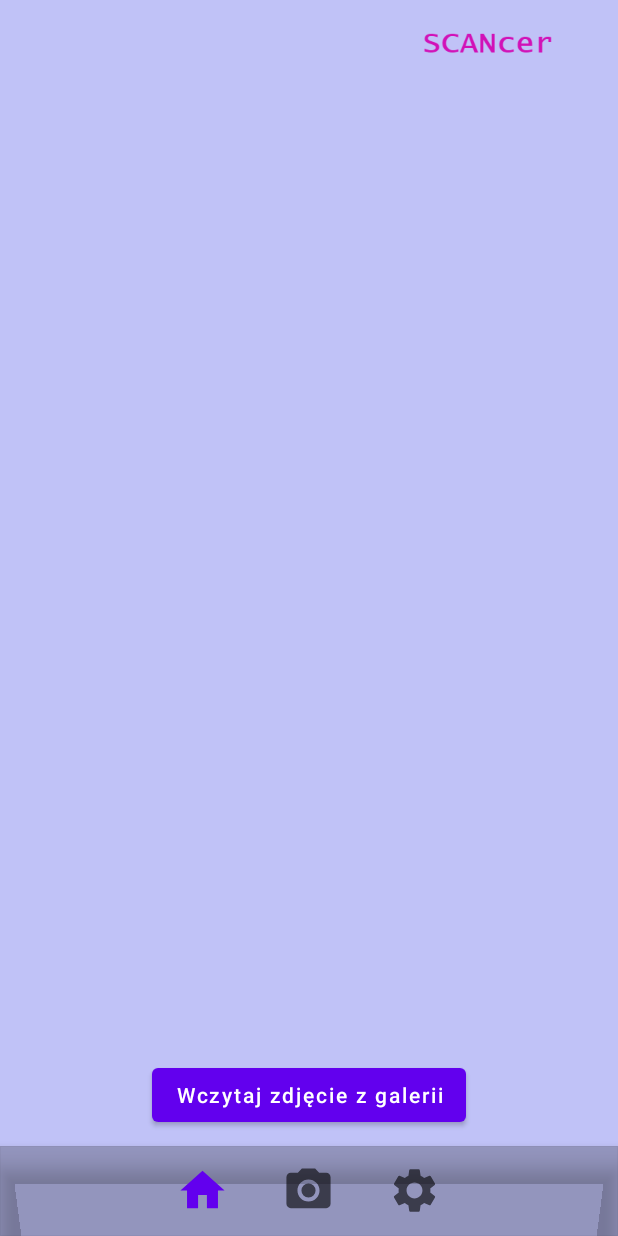
After one commit to marylaa/scancer_app, an Android app: the GetImageActivity screen opened directly, with no data from a screen before it, on a phone screen of 412 x 824 dp. The commit adds this screen. Run offline under Robolectric (Android 15) with nearby library versions, the phone set to English and light mode, and no system bars.

Commit message:
wczytywanie zdjec z galerii

```diff
--- a/app/src/main/AndroidManifest.xml
+++ b/app/src/main/AndroidManifest.xml
@@ -11,7 +11,7 @@
         android:supportsRtl="true"
         android:theme="@style/Theme.TOM"
         android:usesCleartextTraffic="true"
-        tools:targetApi="31" >
+        tools:targetApi="31">
 
         <activity
             android:name=".login_and_register.BaseActivity"
@@ -44,6 +44,10 @@
                 android:name="android.app.lib_name"
                 android:value="" />
         </activity>
+        <activity
+            android:name=".image.GetImageActivity"
+            android:exported="false">
+        </activity>
     </application>
 
 </manifest>
--- /dev/null
+++ b/app/src/main/java/com/example/tom/image/GetImageActivity.kt
@@ -0,0 +1,42 @@
+package com.example.tom.image
+
+import android.content.Intent
+import android.os.Bundle
+import android.provider.MediaStore
+import android.view.View
+import android.widget.Button
+import android.widget.ImageView
+import androidx.appcompat.app.AppCompatActivity
+import com.example.tom.R
+
+class GetImageActivity : AppCompatActivity(), View.OnClickListener {
+
+    override fun onCreate(savedInstanceState: Bundle?) {
+        super.onCreate(savedInstanceState)
+        setContentView(R.layout.activity_get_image)
+
+        val addPhoto = findViewById<Button>(R.id.button)
+        addPhoto.setOnClickListener(this)
+    }
+
+    override fun onClick(view: View?) {
+        if (view != null) {
+            when (view.id) {
+
+                R.id.button -> {
+                    val intent = Intent(Intent.ACTION_PICK, MediaStore.Images.Media.EXTERNAL_CONTENT_URI)
+                    startActivityForResult(intent, 3)
+                }
+            }
+        }
+    }
+
+    override fun onActivityResult(requestCode: Int, resultCode: Int, data: Intent?) {
+        super.onActivityResult(requestCode, resultCode, data)
+        if(resultCode === RESULT_OK && data !== null) {
+            val selectedImage = data.data
+            val imageView = findViewById<ImageView>(R.id.image)
+            imageView.setImageURI(selectedImage)
+        }
+    }
+}
--- /dev/null
+++ b/app/src/main/res/layout/activity_get_image.xml
@@ -0,0 +1,50 @@
+<?xml version="1.0" encoding="utf-8"?>
+<android.support.constraint.ConstraintLayout xmlns:android="http://schemas.android.com/apk/res/android"
+    xmlns:app="http://schemas.android.com/apk/res-auto"
+    android:layout_width="match_parent"
+    android:layout_height="match_parent"
+    xmlns:tools="http://schemas.android.com/tools"
+    tools:context=".image.GetImageActivity"
+    android:background="@color/background">
+
+    <ImageView
+        android:layout_width="wrap_content"
+        android:layout_height="wrap_content"
+        android:background="@drawable/logo"
+        android:scaleX="0.5"
+        android:scaleY="0.5"
+        app:layout_constraintTop_toTopOf="parent"
+        app:layout_constraintEnd_toEndOf="parent" />
+
+    <ImageView
+        android:id="@+id/image"
+        android:layout_width="match_parent"
+        android:layout_marginTop="60dp"
+        android:layout_height="550dp"
+        app:layout_constraintBottom_toTopOf="@+id/button"
+        app:layout_constraintTop_toTopOf="parent" />
+
+    <Button
+        android:id="@+id/button"
+        android:layout_width="wrap_content"
+        android:layout_height="wrap_content"
+        android:text="Wczytaj zdjęcie z galerii"
+        android:textAllCaps="false"
+        android:layout_marginBottom="10dp"
+        app:layout_constraintBottom_toTopOf="@+id/bottom_navigation_view"
+        app:layout_constraintEnd_toEndOf="parent"
+        app:layout_constraintStart_toStartOf="parent" />
+
+    <com.google.android.material.bottomnavigation.BottomNavigationView
+        android:id="@+id/bottom_navigation_view"
+        android:layout_width="match_parent"
+        android:layout_height="60dp"
+        android:background="#3C000000"
+        android:paddingLeft="100dp"
+        android:paddingRight="100dp"
+        app:itemIconSize="35dp"
+        app:labelVisibilityMode="unlabeled"
+        app:layout_constraintBottom_toBottomOf="parent"
+        app:menu="@menu/user_nav_menu" />
+
+</android.support.constraint.ConstraintLayout>
```
Also changed, not shown: app/src/main/java/com/example/tom/main_page/MainUserActivity.kt (+21 -1 lines). Lines whose indentation alone changed are shown as unchanged.
